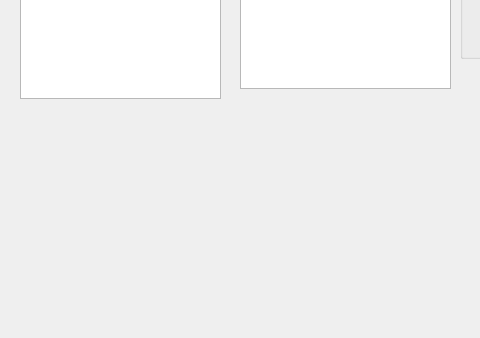
First picture: the form in player_window.ui, repository hjnowakowski/music-player, before the edit; both pictures show x 0 to 480 and y 262 to 600 of the 800 by 600 pixel window.
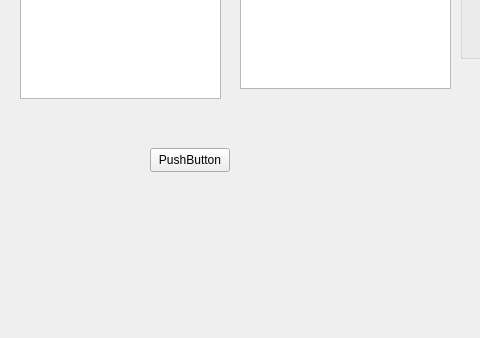
Second picture: the form after the edit.

Patch:
```diff
--- a/player_window.ui
+++ b/player_window.ui
@@ -136,6 +136,19 @@
      </property>
     </column>
    </widget>
+   <widget class="QPushButton" name="pushButton_3">
+    <property name="geometry">
+     <rect>
+      <x>150</x>
+      <y>410</y>
+      <width>80</width>
+      <height>24</height>
+     </rect>
+    </property>
+    <property name="text">
+     <string>PushButton</string>
+    </property>
+   </widget>
   </widget>
   <widget class="QMenuBar" name="menubar">
    <property name="geometry">
```
